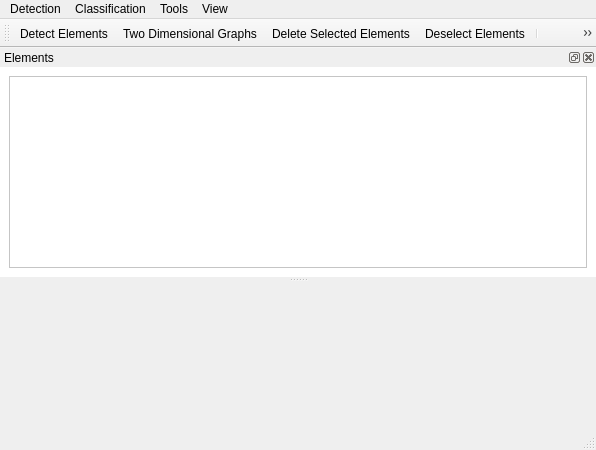
Before: the Qt Designer form Graphic_Interface/UI_Files/SegmentationAndClasificationWindowUI.ui in ECMora/SoundLab, drawn with Qt 5.
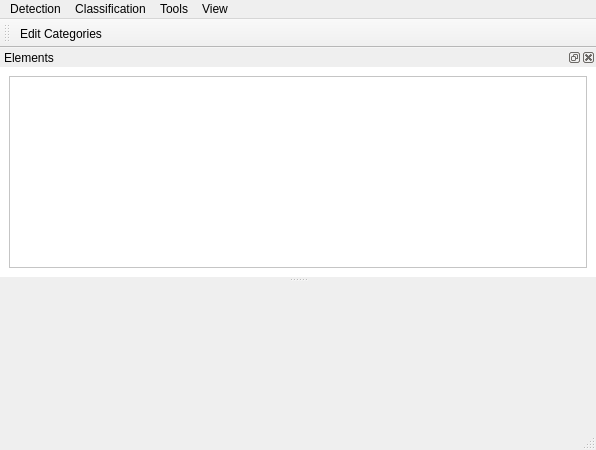
After: the same form once the commit is applied. Icons and pictures are not drawn. Custom widgets are drawn as their Qt base class.

Diff of the .ui file:
```diff
--- a/Graphic_Interface/UI_Files/SegmentationAndClasificationWindowUI.ui
+++ b/Graphic_Interface/UI_Files/SegmentationAndClasificationWindowUI.ui
@@ -81,27 +81,7 @@
    <attribute name="toolBarBreak">
     <bool>false</bool>
    </attribute>
-   <addaction name="actionDetection"/>
-   <addaction name="actionTwo_Dimensional_Graphs"/>
-   <addaction name="actionDelete_Selected_Elements"/>
-   <addaction name="actionDeselect_Elements"/>
-   <addaction name="separator"/>
    <addaction name="actionClassification_Settings"/>
-   <addaction name="separator"/>
-   <addaction name="actionZoomIn"/>
-   <addaction name="actionZoom_out"/>
-   <addaction name="actionZoom_out_entire_file"/>
-   <addaction name="separator"/>
-   <addaction name="actionPlay_Sound"/>
-   <addaction name="actionPause_Sound"/>
-   <addaction name="actionStop_Sound"/>
-   <addaction name="separator"/>
-   <addaction name="actionFull_Screen"/>
-   <addaction name="actionCombined"/>
-   <addaction name="actionOscilogram"/>
-   <addaction name="actionSpectogram"/>
-   <addaction name="separator"/>
-   <addaction name="actionSignalName"/>
   </widget>
   <widget class="QDockWidget" name="dockWidgetParameterTableOscilogram">
    <property name="styleSheet">
```
Left out of the diff: 17 changed lines with no effect on the pictures.
